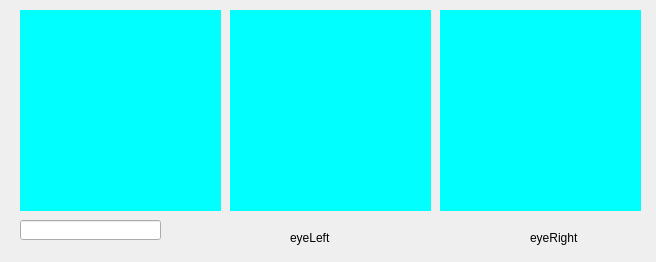
This is videoShow.ui in Chanik-Jo/CatractDetectionProgram as Qt 5 draws it before an edit. The edited form follows.
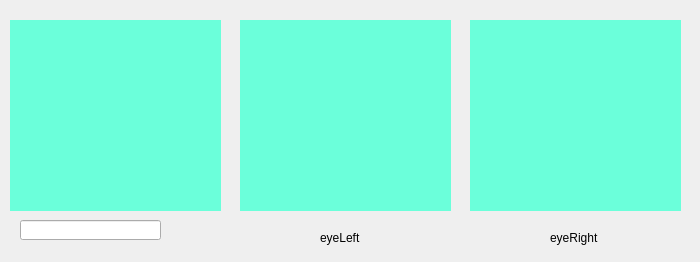
This is the edited form.

Diff of the .ui file:
```diff
--- a/videoShow.ui
+++ b/videoShow.ui
@@ -6,38 +6,25 @@
    <rect>
     <x>0</x>
     <y>0</y>
-    <width>656</width>
+    <width>700</width>
     <height>262</height>
    </rect>
   </property>
   <property name="minimumSize">
    <size>
-    <width>656</width>
+    <width>700</width>
     <height>262</height>
    </size>
   </property>
   <property name="maximumSize">
    <size>
-    <width>656</width>
+    <width>700</width>
     <height>262</height>
    </size>
   </property>
   <property name="windowTitle">
    <string>Form</string>
   </property>
-  <widget class="QWidget" name="videoWidget" native="true">
-   <property name="geometry">
-    <rect>
-     <x>20</x>
-     <y>10</y>
-     <width>201</width>
-     <height>201</height>
-    </rect>
-   </property>
-   <property name="styleSheet">
-    <string notr="true">background-color: rgb(0, 255, 255);</string>
-   </property>
-  </widget>
   <widget class="QLineEdit" name="resultTxtWidget">
    <property name="geometry">
     <rect>
@@ -51,36 +38,10 @@
     <bool>true</bool>
    </property>
   </widget>
-  <widget class="QWidget" name="eyeLeft" native="true">
-   <property name="geometry">
-    <rect>
-     <x>230</x>
-     <y>10</y>
-     <width>201</width>
-     <height>201</height>
-    </rect>
-   </property>
-   <property name="styleSheet">
-    <string notr="true">background-color: rgb(0, 255, 255);</string>
-   </property>
-  </widget>
-  <widget class="QWidget" name="eyeRight" native="true">
-   <property name="geometry">
-    <rect>
-     <x>440</x>
-     <y>10</y>
-     <width>201</width>
-     <height>201</height>
-    </rect>
-   </property>
-   <property name="styleSheet">
-    <string notr="true">background-color: rgb(0, 255, 255);</string>
-   </property>
-  </widget>
   <widget class="QLabel" name="label">
    <property name="geometry">
     <rect>
-     <x>290</x>
+     <x>320</x>
      <y>230</y>
      <width>71</width>
      <height>16</height>
@@ -93,7 +54,7 @@
   <widget class="QLabel" name="label_2">
    <property name="geometry">
     <rect>
-     <x>530</x>
+     <x>550</x>
      <y>230</y>
      <width>71</width>
      <height>16</height>
@@ -103,6 +64,90 @@
     <string>eyeRight</string>
    </property>
   </widget>
+  <widget class="QLabel" name="videoWidget">
+   <property name="geometry">
+    <rect>
+     <x>10</x>
+     <y>20</y>
+     <width>211</width>
+     <height>191</height>
+    </rect>
+   </property>
+   <property name="minimumSize">
+    <size>
+     <width>211</width>
+     <height>191</height>
+    </size>
+   </property>
+   <property name="maximumSize">
+    <size>
+     <width>211</width>
+     <height>191</height>
+    </size>
+   </property>
+   <property name="styleSheet">
+    <string notr="true">background-color: rgb(107, 255, 218);</string>
+   </property>
+   <property name="text">
+    <string/>
+   </property>
+  </widget>
+  <widget class="QLabel" name="videoWidget_2">
+   <property name="geometry">
+    <rect>
+     <x>240</x>
+     <y>20</y>
+     <width>211</width>
+     <height>191</height>
+    </rect>
+   </property>
+   <property name="minimumSize">
+    <size>
+     <width>211</width>
+     <height>191</height>
+    </size>
+   </property>
+   <property name="maximumSize">
+    <size>
+     <width>211</width>
+     <height>191</height>
+    </size>
+   </property>
+   <property name="styleSheet">
+    <string notr="true">background-color: rgb(107, 255, 218);</string>
+   </property>
+   <property name="text">
+    <string/>
+   </property>
+  </widget>
+  <widget class="QLabel" name="videoWidget_3">
+   <property name="geometry">
+    <rect>
+     <x>470</x>
+     <y>20</y>
+     <width>211</width>
+     <height>191</height>
+    </rect>
+   </property>
+   <property name="minimumSize">
+    <size>
+     <width>211</width>
+     <height>191</height>
+    </size>
+   </property>
+   <property name="maximumSize">
+    <size>
+     <width>211</width>
+     <height>191</height>
+    </size>
+   </property>
+   <property name="styleSheet">
+    <string notr="true">background-color: rgb(107, 255, 218);</string>
+   </property>
+   <property name="text">
+    <string/>
+   </property>
+  </widget>
  </widget>
  <resources/>
  <connections/>
```
